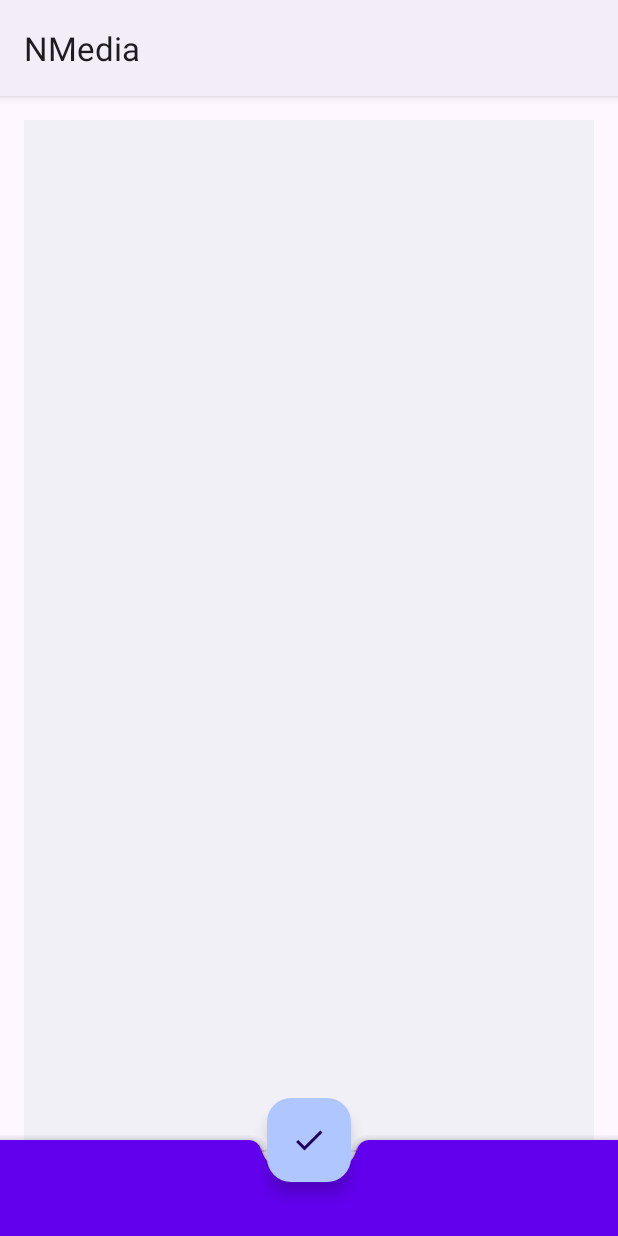
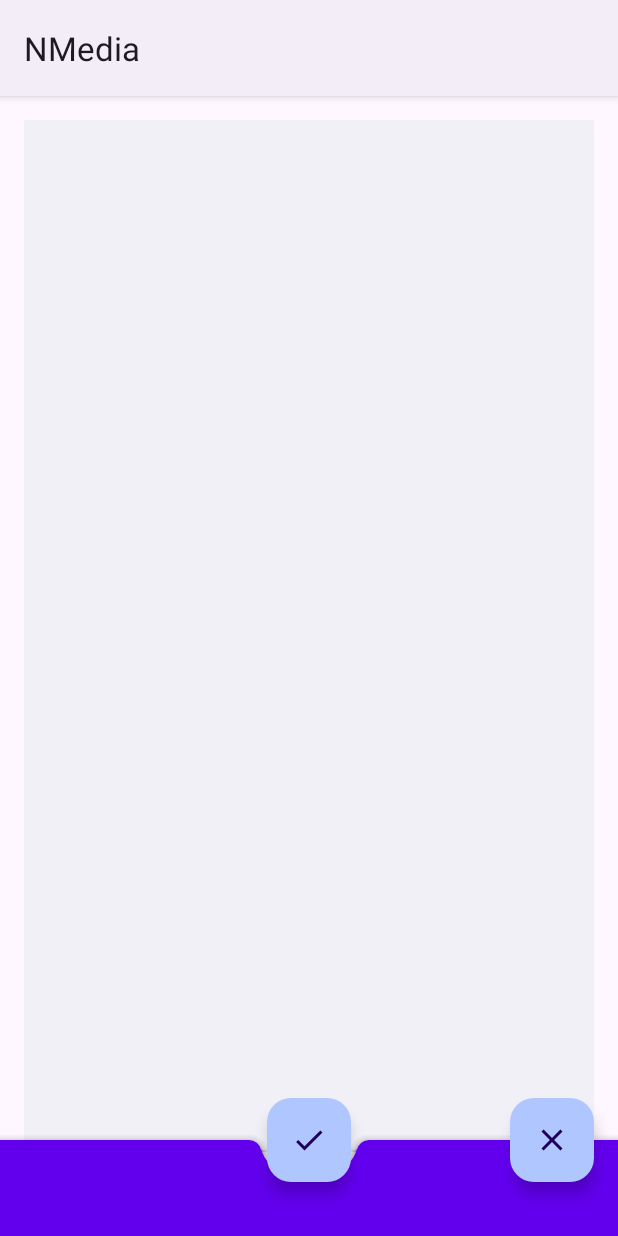
Before and after one commit to BrjuTAbR/and2-homework, an Android app: the screen it shows after launch (NewPostActivity), after a tap on "Save", on a phone screen of 412 x 824 dp. Run offline under Robolectric (Android 15) with nearby library versions, the phone set to English and light mode, and no system bars.

Commit message:
fix edit

```diff
--- a/app/src/main/java/ru/netology/nmedia/MainActivity.kt
+++ b/app/src/main/java/ru/netology/nmedia/MainActivity.kt
@@ -1,10 +1,12 @@
 package ru.netology.nmedia
 
+import android.content.Context
 import android.content.Intent
 import android.os.Bundle
 import android.view.View
 import android.widget.Toast
 import androidx.activity.enableEdgeToEdge
+import androidx.activity.result.contract.ActivityResultContract
 import androidx.activity.result.launch
 import androidx.activity.viewModels
 import androidx.appcompat.app.AppCompatActivity
@@ -16,7 +18,7 @@ class MainActivity : AppCompatActivity() {
     override fun onCreate(savedInstanceState: Bundle?) {
         super.onCreate(savedInstanceState)
 
-         val binding = ActivityMainBinding.inflate(layoutInflater)
+        val binding = ActivityMainBinding.inflate(layoutInflater)
         setContentView(binding.root)
 
         val viewModel: PostViewModel by viewModels()
@@ -27,9 +29,11 @@ class MainActivity : AppCompatActivity() {
             viewModel.save()
         }
 
+        binding.list.scrollToPosition(0)
 
         val adapter = PostsAdapter(object : OnInteractionListener {
             override fun onEdit(post: Post) {
+                newPostLauncher.launch(post.content)
                 viewModel.edit(post)
             }
 
@@ -47,14 +51,12 @@ class MainActivity : AppCompatActivity() {
                     type = "text/plain"
                     putExtra(Intent.EXTRA_TEXT, post.content)
                 }
-                val shareIntent =  Intent.createChooser(intent, getString(R.string.chooser_share_post))
+                val shareIntent =
+                    Intent.createChooser(intent, getString(R.string.chooser_share_post))
 
                 startActivity(shareIntent)
 
                 viewModel.setShare(post.id)
-
-
-
             }
         })
 
@@ -64,12 +66,8 @@ class MainActivity : AppCompatActivity() {
         }
 
         binding.add.setOnClickListener {
-            newPostLauncher.launch()
+            newPostLauncher.launch(null)
         }
-
-
-
-
 
 
         ViewCompat.setOnApplyWindowInsetsListener(findViewById(R.id.main)) { v, insets ->
--- a/app/src/main/java/ru/netology/nmedia/NewPostActivity.kt
+++ b/app/src/main/java/ru/netology/nmedia/NewPostActivity.kt
@@ -3,28 +3,35 @@ package ru.netology.nmedia
 import android.content.Context
 import android.content.Intent
 import android.os.Bundle
+import android.view.View
 import androidx.activity.result.contract.ActivityResultContract
 import androidx.activity.result.contract.ActivityResultContracts
+import androidx.activity.viewModels
 import androidx.appcompat.app.AppCompatActivity
+import androidx.appcompat.app.AppCompatActivity.RESULT_OK
 import androidx.core.view.ViewCompat
 import androidx.core.view.WindowInsetsCompat
+import ru.netology.nmedia.NewPostActivity.Companion.KEY_TEXT
 import ru.netology.nmedia.databinding.ActivityNewPostBinding
 
 class NewPostActivity : AppCompatActivity() {
     override fun onCreate(savedInstanceState: Bundle?) {
         super.onCreate(savedInstanceState)
 
-        val binding =  ActivityNewPostBinding.inflate(layoutInflater)
+        val binding = ActivityNewPostBinding.inflate(layoutInflater)
 
         setContentView(binding.root)
 
-//        binding.ok.backgroundTint
+        val txt = intent.getStringExtra(KEY_TEXT)
 
+        binding.edit.setText(txt)
+
+        val viewModel: PostViewModel by viewModels()
 
         binding.ok.setOnClickListener {
             val text = binding.edit.text.toString()
 
-            if(text.isBlank()) {
+            if (text.isBlank()) {
                 setResult(RESULT_CANCELED)
             } else {
                 setResult(RESULT_OK, Intent().apply {
@@ -35,6 +42,22 @@ class NewPostActivity : AppCompatActivity() {
             finish()
         }
 
+        binding.escape.setOnClickListener {
+            setResult(RESULT_CANCELED)
+            finish()
+        }
+
+        viewModel.edited.observe(this) { post ->
+            if (post.id == 0L) {
+                return@observe
+            }
+            with(binding.edit) {
+                requestFocus()
+                setText(post.content)
+            }
+        }
+
+
         ViewCompat.setOnApplyWindowInsetsListener(findViewById(R.id.new_post)) { v, insets ->
             val systemBars = insets.getInsets(WindowInsetsCompat.Type.systemBars())
             val paddingVal = v.paddingStart
@@ -42,7 +65,6 @@ class NewPostActivity : AppCompatActivity() {
             v.setPadding(paddingVal, systemBars.top, paddingVal, paddingVal)
             insets
         }
-
     }
 
 
@@ -50,13 +72,13 @@ class NewPostActivity : AppCompatActivity() {
         const val KEY_TEXT = "text"
     }
 
-
 }
 
-object NewPostContract : ActivityResultContract<Unit, String?>() {
-    override fun createIntent(context: Context, input: Unit) = Intent(context, NewPostActivity::class.java)
+object NewPostContract : ActivityResultContract<String?, String?>() {
+    override fun createIntent(context: Context, input: String?) =
+        Intent(context, NewPostActivity::class.java).putExtra("text", input)
 
 
-    override fun parseResult(resultCode: Int, intent: Intent?): String? = intent?.getStringExtra(NewPostActivity.KEY_TEXT )
-
+    override fun parseResult(resultCode: Int, intent: Intent?): String? =
+        intent?.getStringExtra(NewPostActivity.KEY_TEXT)
 }
--- a/app/src/main/java/ru/netology/nmedia/PostViewModel.kt
+++ b/app/src/main/java/ru/netology/nmedia/PostViewModel.kt
@@ -39,10 +39,6 @@ class PostViewModel : ViewModel() {
 
         edited.value = empty
     }
-    fun escape () {
-        edited.value = empty
-    }
-
 
     fun changeContent(content: String) {
         val text = content.trim()
--- a/app/src/main/res/layout/activity_new_post.xml
+++ b/app/src/main/res/layout/activity_new_post.xml
@@ -2,9 +2,9 @@
 <androidx.coordinatorlayout.widget.CoordinatorLayout xmlns:android="http://schemas.android.com/apk/res/android"
     xmlns:app="http://schemas.android.com/apk/res-auto"
     xmlns:tools="http://schemas.android.com/tools"
+    android:id="@+id/new_post"
     android:layout_width="match_parent"
     android:layout_height="match_parent"
-    android:id="@+id/new_post"
 
     tools:context=".NewPostActivity">
 
@@ -12,32 +12,37 @@
         android:id="@+id/edit"
         android:layout_width="match_parent"
         android:layout_height="match_parent"
+        android:layout_margin="@dimen/common_spacing"
+        android:background="@color/material_dynamic_neutral95"
         android:gravity="start|top"
         android:inputType="textMultiLine"
-        android:layout_margin="@dimen/common_spacing"
-        android:padding="@dimen/common_spacing"
-        android:background="@color/material_dynamic_neutral95"
-        />
+        android:padding="@dimen/common_spacing" />
 
     <com.google.android.material.bottomappbar.BottomAppBar
         android:id="@+id/bottomAppBar"
+        style="@style/Widget.MaterialComponents.BottomAppBar.Colored"
         android:layout_width="match_parent"
         android:layout_height="@dimen/edit_size_part"
-        android:layout_gravity="bottom"
-        style="@style/Widget.MaterialComponents.BottomAppBar.Colored"
-        />
+        android:layout_gravity="bottom" />
 
     <com.google.android.material.floatingactionbutton.FloatingActionButton
         android:id="@+id/ok"
         android:layout_width="match_parent"
         android:layout_height="wrap_content"
+        android:backgroundTint="@color/material_dynamic_primary80"
         android:contentDescription="@string/description_post_save"
-        app:srcCompat="@drawable/baseline_check_24"
+        app:layout_anchor="@id/bottomAppBar"
+        app:srcCompat="@drawable/baseline_check_24" />
+
+    <com.google.android.material.floatingactionbutton.FloatingActionButton
+        android:id="@+id/escape"
+        android:layout_width="match_parent"
+        android:layout_height="wrap_content"
+        android:layout_marginEnd="@dimen/common_spacing"
         android:backgroundTint="@color/material_dynamic_primary80"
-
-
-
+        android:contentDescription="@string/alt_escape"
         app:layout_anchor="@id/bottomAppBar"
-        />
+        app:layout_anchorGravity="end"
+        app:srcCompat="@drawable/baseline_close_48" />
 
 </androidx.coordinatorlayout.widget.CoordinatorLayout>
```
